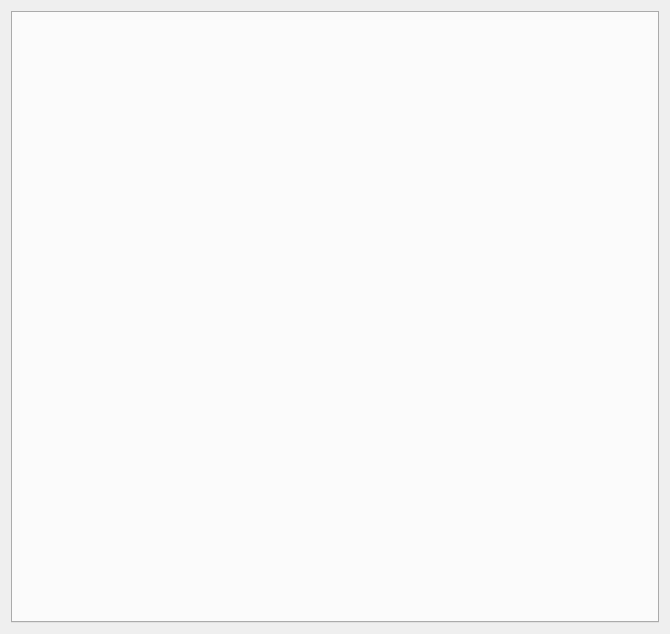
jiangzc/FlashBox, file mainwindow.ui: the form before one commit.
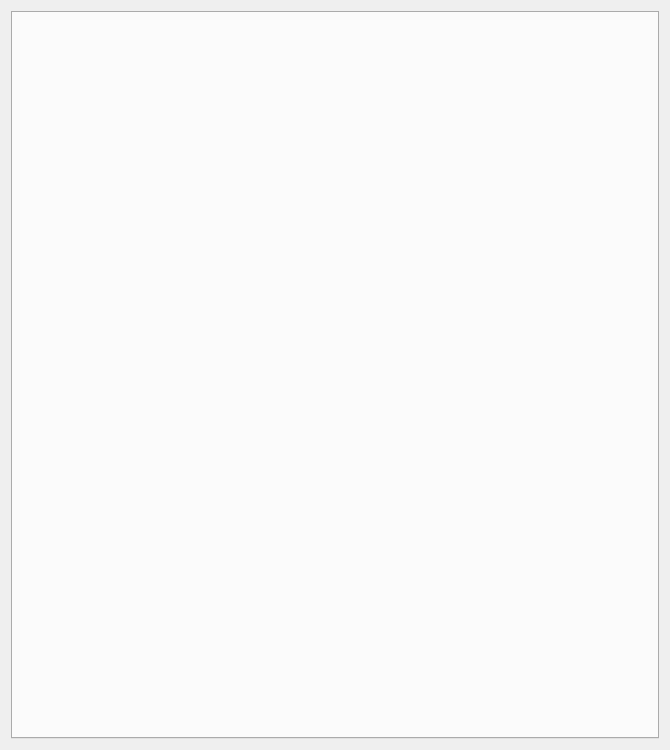
The form after the commit.

What changed in the file:
```diff
--- a/mainwindow.ui
+++ b/mainwindow.ui
@@ -7,7 +7,7 @@
     <x>0</x>
     <y>0</y>
     <width>670</width>
-    <height>634</height>
+    <height>750</height>
    </rect>
   </property>
   <property name="windowTitle">
```
